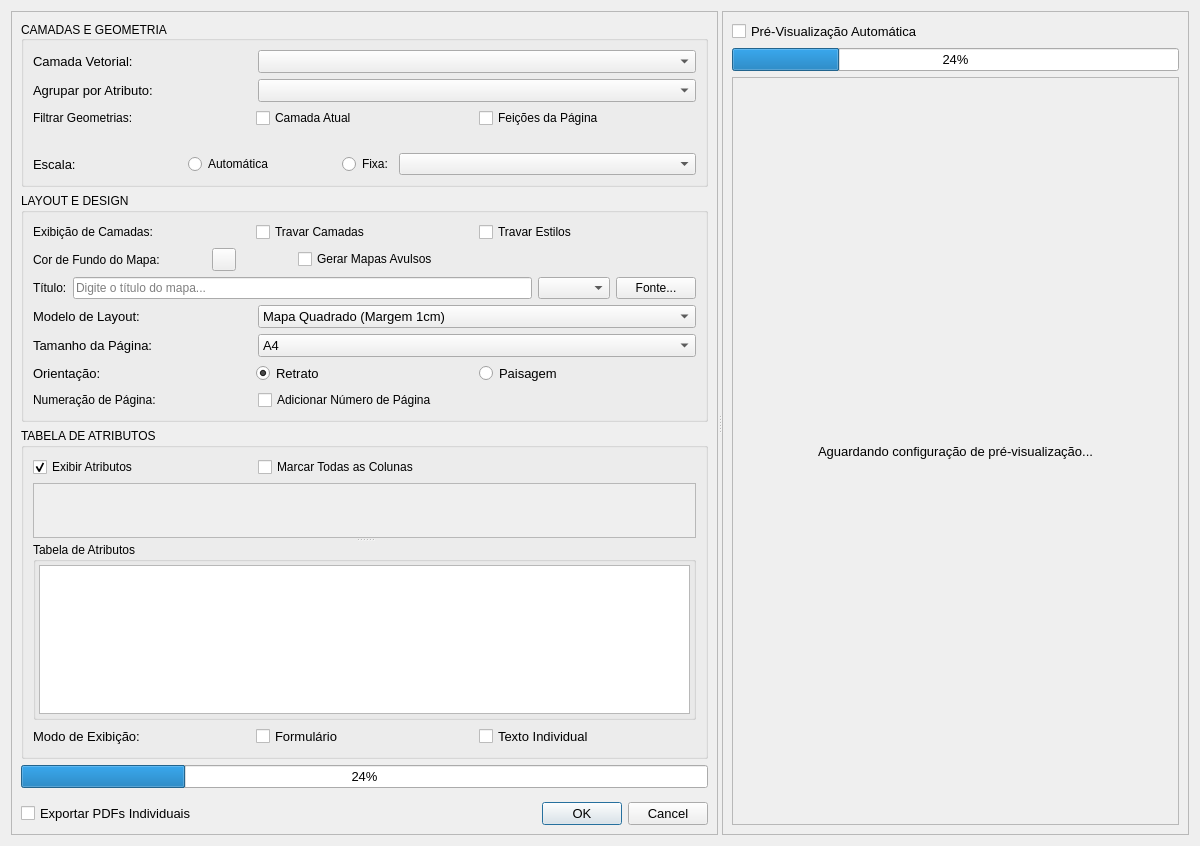
matheusdurso/VectorToMap, file vector_to_map_dialog_base.ui: the form before one commit.
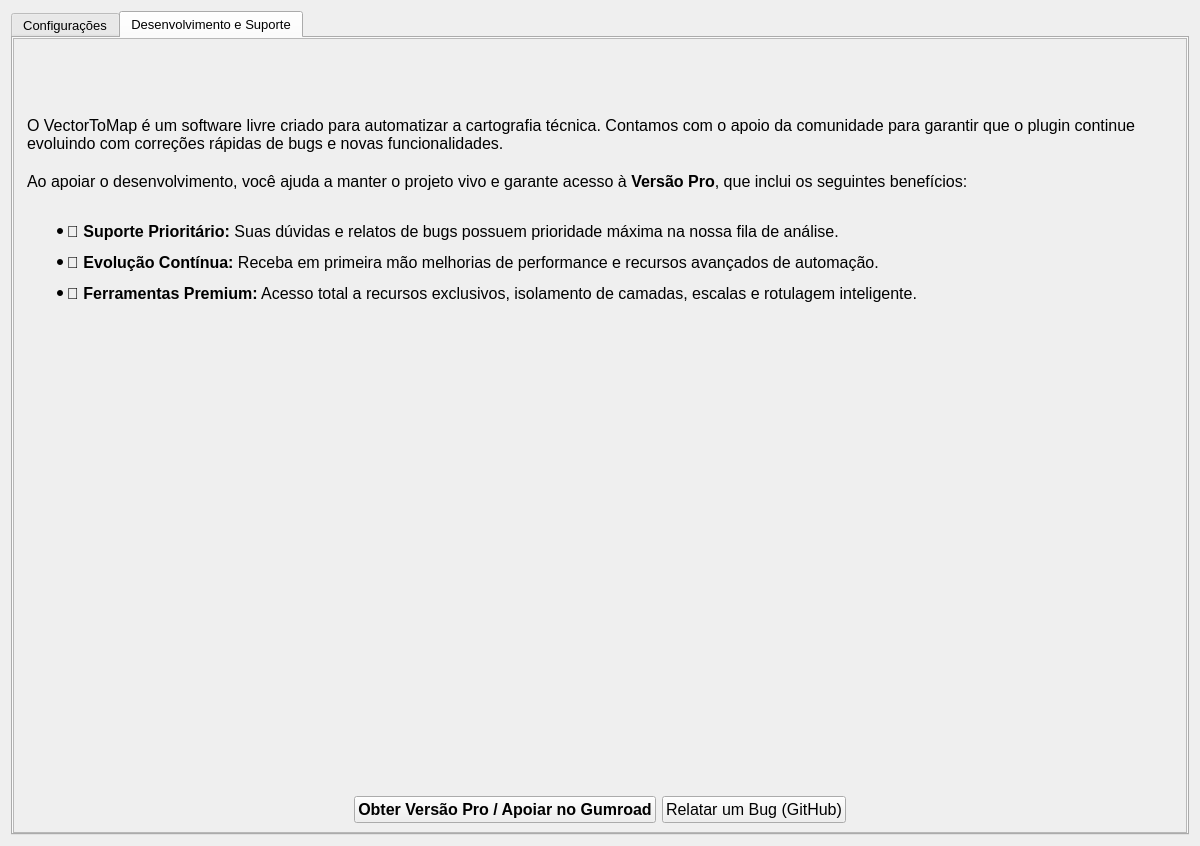
The form after the commit. The open tabs and pages were chosen to show the change. Icons and pictures are not drawn. Custom widgets are drawn as their Qt base class.

The edit to the form file:
```diff
--- a/vector_to_map_dialog_base.ui
+++ b/vector_to_map_dialog_base.ui
@@ -12,8 +12,8 @@
   </property>
   <property name="minimumSize">
    <size>
-    <width>1100</width>
-    <height>730</height>
+    <width>1130</width>
+    <height>700</height>
    </size>
   </property>
   <property name="maximumSize">
@@ -30,7 +30,40 @@
   <property name="windowTitle">
    <string>Dialog</string>
   </property>
-  <layout class="QHBoxLayout" name="horizontalLayout_8">
+  <property name="styleSheet">
+   <string notr="true"/>
+  </property>
+  <layout class="QVBoxLayout" name="verticalLayout_13">
+   <item>
+    <widget class="QTabWidget" name="tabWidget">
+     <property name="font">
+      <font>
+       <pointsize>10</pointsize>
+      </font>
+     </property>
+     <property name="currentIndex">
+      <number>0</number>
+     </property>
+     <widget class="QWidget" name="tab">
+      <attribute name="title">
+       <string>Configurações</string>
+      </attribute>
+      <layout class="QHBoxLayout" name="horizontalLayout_16">
+       <property name="spacing">
+        <number>0</number>
+       </property>
+       <property name="leftMargin">
+        <number>0</number>
+       </property>
+       <property name="topMargin">
+        <number>0</number>
+       </property>
+       <property name="rightMargin">
+        <number>0</number>
+       </property>
+       <property name="bottomMargin">
+        <number>0</number>
+       </property>
    <item>
     <widget class="QSplitter" name="splitter">
      <property name="orientation">
@@ -39,7 +72,7 @@
      <widget class="QScrollArea" name="scrollArea_2">
       <property name="font">
        <font>
-        <pointsize>10</pointsize>
+            <pointsize>9</pointsize>
        </font>
       </property>
       <property name="widgetResizable">
@@ -49,9 +82,9 @@
        <property name="geometry">
         <rect>
          <x>0</x>
-         <y>-42</y>
-         <width>704</width>
-         <height>864</height>
+             <y>-196</y>
+             <width>701</width>
+             <height>984</height>
         </rect>
        </property>
        <layout class="QVBoxLayout" name="verticalLayout_4">
@@ -72,6 +105,18 @@
            <bool>false</bool>
           </property>
           <layout class="QVBoxLayout" name="verticalLayout_7">
+               <property name="leftMargin">
+                <number>8</number>
+               </property>
+               <property name="topMargin">
+                <number>8</number>
+               </property>
+               <property name="rightMargin">
+                <number>8</number>
+               </property>
+               <property name="bottomMargin">
+                <number>4</number>
+               </property>
            <item>
             <layout class="QHBoxLayout" name="horizontalLayout_9" stretch="1,2">
              <property name="topMargin">
@@ -255,6 +300,18 @@
            <bool>false</bool>
           </property>
           <layout class="QVBoxLayout" name="verticalLayout_8">
+               <property name="leftMargin">
+                <number>8</number>
+               </property>
+               <property name="topMargin">
+                <number>8</number>
+               </property>
+               <property name="rightMargin">
+                <number>8</number>
+               </property>
+               <property name="bottomMargin">
+                <number>4</number>
+               </property>
            <item>
             <layout class="QHBoxLayout" name="horizontalLayout_11">
              <property name="topMargin">
@@ -290,7 +347,7 @@
             </layout>
            </item>
            <item>
-            <layout class="QHBoxLayout" name="horizontalLayout_14" stretch="0,0,0,0,1">
+                <layout class="QHBoxLayout" name="horizontalLayout_14" stretch="0,0,0">
              <property name="spacing">
               <number>7</number>
              </property>
@@ -310,21 +367,14 @@
                </property>
               </widget>
              </item>
-             <item>
-              <spacer name="horizontalSpacer_2">
-               <property name="orientation">
-                <enum>Qt::Horizontal</enum>
-               </property>
-               <property name="sizeHint" stdset="0">
-                <size>
-                 <width>45</width>
-                 <height>20</height>
-                </size>
-               </property>
-              </spacer>
-             </item>
              <item>
               <widget class="QgsColorButton" name="btn_cor_fundo">
+                   <property name="minimumSize">
+                    <size>
+                     <width>60</width>
+                     <height>16</height>
+                    </size>
+                   </property>
                <property name="toolTip">
                 <string>Selecione a cor e transparência do fundo do item de mapa.</string>
                </property>
@@ -337,22 +387,12 @@
                </property>
                <property name="sizeHint" stdset="0">
                 <size>
-                 <width>55</width>
+                     <width>40</width>
                  <height>20</height>
                 </size>
                </property>
               </spacer>
              </item>
-             <item>
-              <widget class="QCheckBox" name="chk_apenas_mapa">
-               <property name="toolTip">
-                <string>Cria layouts apenas com a área do item de mapa.</string>
-               </property>
-               <property name="text">
-                <string>Gerar Mapas Avulsos</string>
-               </property>
-              </widget>
-             </item>
             </layout>
            </item>
            <item>
@@ -402,7 +442,7 @@
               <widget class="QLabel" name="label">
                <property name="font">
                 <font>
-                 <pointsize>10</pointsize>
+                     <pointsize>9</pointsize>
                 </font>
                </property>
                <property name="text">
@@ -414,7 +454,7 @@
               <widget class="QComboBox" name="combo_presets">
                <property name="font">
                 <font>
-                 <pointsize>10</pointsize>
+                     <pointsize>9</pointsize>
                 </font>
                </property>
                <property name="toolTip">
@@ -443,7 +483,7 @@
               <widget class="QLabel" name="label_7">
                <property name="font">
                 <font>
-                 <pointsize>10</pointsize>
+                     <pointsize>9</pointsize>
                 </font>
                </property>
                <property name="text">
@@ -455,7 +495,7 @@
               <widget class="QComboBox" name="combo_tamanho_pagina">
                <property name="font">
                 <font>
-                 <pointsize>10</pointsize>
+                     <pointsize>9</pointsize>
                 </font>
                </property>
                <property name="toolTip">
@@ -502,7 +542,7 @@
               <widget class="QLabel" name="label_2">
                <property name="font">
                 <font>
-                 <pointsize>10</pointsize>
+                     <pointsize>9</pointsize>
                 </font>
                </property>
                <property name="text">
@@ -514,7 +554,7 @@
               <widget class="QRadioButton" name="rb_retrato">
                <property name="font">
                 <font>
-                 <pointsize>10</pointsize>
+                     <pointsize>9</pointsize>
                 </font>
                </property>
                <property name="toolTip">
@@ -532,7 +572,7 @@
               <widget class="QRadioButton" name="rb_paisagem">
                <property name="font">
                 <font>
-                 <pointsize>10</pointsize>
+                     <pointsize>9</pointsize>
                 </font>
                </property>
                <property name="toolTip">
@@ -597,6 +637,18 @@
            <string>TABELA DE ATRIBUTOS</string>
           </property>
           <layout class="QVBoxLayout" name="verticalLayout_9">
+               <property name="leftMargin">
+                <number>8</number>
+               </property>
+               <property name="topMargin">
+                <number>8</number>
+               </property>
+               <property name="rightMargin">
+                <number>8</number>
+               </property>
+               <property name="bottomMargin">
+                <number>4</number>
+               </property>
            <item>
             <layout class="QHBoxLayout" name="horizontalLayout_12" stretch="1,2">
              <property name="topMargin">
@@ -760,7 +812,7 @@
                  <property name="minimumSize">
                   <size>
                    <width>0</width>
-                   <height>0</height>
+                       <height>65</height>
                   </size>
                  </property>
                  <property name="toolTip">
@@ -831,6 +883,29 @@
          </widget>
         </item>
         <item>
+             <widget class="QGroupBox" name="groupBox_4">
+              <property name="font">
+               <font>
+                <pointsize>9</pointsize>
+               </font>
+              </property>
+              <property name="title">
+               <string>LAYOUT DE IMPRESSÃO E EXPORTAÇÃO</string>
+              </property>
+              <layout class="QVBoxLayout" name="verticalLayout_10">
+               <property name="leftMargin">
+                <number>8</number>
+               </property>
+               <property name="topMargin">
+                <number>8</number>
+               </property>
+               <property name="rightMargin">
+                <number>8</number>
+               </property>
+               <property name="bottomMargin">
+                <number>4</number>
+               </property>
+               <item>
          <widget class="QProgressBar" name="progressBar">
           <property name="value">
            <number>24</number>
@@ -846,7 +921,33 @@
         <item>
          <layout class="QHBoxLayout" name="horizontalLayout_7">
           <property name="topMargin">
-           <number>8</number>
+                  <number>0</number>
+                 </property>
+                 <item>
+                  <widget class="QCommandLinkButton" name="pushButton_ir_suporte">
+                   <property name="accessibleDescription">
+                    <string/>
+                   </property>
+                   <property name="text">
+                    <string>Apoiar Desenvolvimento</string>
+                   </property>
+                   <property name="description">
+                    <string>Ganhe acesso antecipado a recursos exclusivos.</string>
+                   </property>
+                  </widget>
+                 </item>
+                 <item>
+                  <layout class="QVBoxLayout" name="verticalLayout_15">
+                   <property name="spacing">
+                    <number>7</number>
+                   </property>
+                   <property name="leftMargin">
+                    <number>0</number>
+                   </property>
+                   <item>
+                    <layout class="QHBoxLayout" name="horizontalLayout_15">
+                     <property name="topMargin">
+                      <number>0</number>
           </property>
           <item>
            <widget class="QCheckBox" name="chk_export_individual">
@@ -862,6 +963,18 @@
            </widget>
           </item>
           <item>
+                      <widget class="QCheckBox" name="chk_apenas_mapa">
+                       <property name="toolTip">
+                        <string>Cria layouts apenas com a área do item de mapa.</string>
+                       </property>
+                       <property name="text">
+                        <string>Gerar Mapas Avulsos</string>
+                       </property>
+                      </widget>
+                     </item>
+                    </layout>
+                   </item>
+                   <item>
            <widget class="QDialogButtonBox" name="button_box">
             <property name="orientation">
              <enum>Qt::Horizontal</enum>
@@ -874,6 +987,11 @@
          </layout>
         </item>
        </layout>
+               </item>
+              </layout>
+             </widget>
+            </item>
+           </layout>
       </widget>
      </widget>
      <widget class="QScrollArea" name="scrollArea_3">
@@ -893,8 +1011,8 @@
         <rect>
          <x>0</x>
          <y>0</y>
-         <width>443</width>
-         <height>822</height>
+             <width>440</width>
+             <height>788</height>
         </rect>
        </property>
        <layout class="QVBoxLayout" name="verticalLayout_3">
@@ -957,6 +1075,186 @@
         </item>
        </layout>
       </widget>
+         </widget>
+        </widget>
+       </item>
+      </layout>
+     </widget>
+     <widget class="QWidget" name="tab_2">
+      <property name="font">
+       <font>
+        <pointsize>12</pointsize>
+       </font>
+      </property>
+      <attribute name="title">
+       <string>Desenvolvimento e Suporte</string>
+      </attribute>
+      <layout class="QHBoxLayout" name="horizontalLayout_8">
+       <property name="spacing">
+        <number>0</number>
+       </property>
+       <property name="leftMargin">
+        <number>0</number>
+       </property>
+       <property name="topMargin">
+        <number>0</number>
+       </property>
+       <property name="rightMargin">
+        <number>0</number>
+       </property>
+       <property name="bottomMargin">
+        <number>0</number>
+       </property>
+       <item>
+        <widget class="QScrollArea" name="scrollArea_4">
+         <property name="widgetResizable">
+          <bool>true</bool>
+         </property>
+         <widget class="QWidget" name="scrollAreaWidgetContents_4">
+          <property name="geometry">
+           <rect>
+            <x>0</x>
+            <y>0</y>
+            <width>1170</width>
+            <height>788</height>
+           </rect>
+          </property>
+          <layout class="QVBoxLayout" name="verticalLayout_12">
+           <item>
+            <layout class="QHBoxLayout" name="horizontalLayout_19">
+             <property name="topMargin">
+              <number>25</number>
+             </property>
+             <property name="bottomMargin">
+              <number>15</number>
+             </property>
+             <item>
+              <widget class="QLabel" name="label_12">
+               <property name="maximumSize">
+                <size>
+                 <width>96</width>
+                 <height>96</height>
+                </size>
+               </property>
+               <property name="layoutDirection">
+                <enum>Qt::LeftToRight</enum>
+               </property>
+               <property name="text">
+                <string/>
+               </property>
+               <property name="pixmap">
+                <pixmap>icon.png</pixmap>
+               </property>
+               <property name="scaledContents">
+                <bool>true</bool>
+               </property>
+               <property name="alignment">
+                <set>Qt::AlignCenter</set>
+               </property>
+              </widget>
+             </item>
+            </layout>
+           </item>
+           <item>
+            <widget class="QTextBrowser" name="textBrowser">
+             <property name="font">
+              <font>
+               <pointsize>12</pointsize>
+              </font>
+             </property>
+             <property name="styleSheet">
+              <string notr="true">background-color: transparent;
+border: none;</string>
+             </property>
+             <property name="frameShape">
+              <enum>QFrame::NoFrame</enum>
+             </property>
+             <property name="html">
+              <string>&lt;!DOCTYPE HTML PUBLIC &quot;-//W3C//DTD HTML 4.0//EN&quot; &quot;http://www.w3.org/TR/REC-html40/strict.dtd&quot;&gt;
+&lt;html&gt;&lt;head&gt;&lt;meta name=&quot;qrichtext&quot; content=&quot;1&quot; /&gt;&lt;style type=&quot;text/css&quot;&gt;
+p, li { white-space: pre-wrap; }
+&lt;/style&gt;&lt;/head&gt;&lt;body style=&quot; font-family:'MS Shell Dlg 2'; font-size:12pt; font-weight:400; font-style:normal;&quot;&gt;
+&lt;p style=&quot; margin-top:0px; margin-bottom:0px; margin-left:0px; margin-right:0px; -qt-block-indent:0; text-indent:0px;&quot;&gt;O VectorToMap é um software livre criado para automatizar a cartografia técnica. Contamos com o apoio da comunidade para garantir que o plugin continue evoluindo com correções rápidas de bugs e novas funcionalidades. &lt;/p&gt;
+&lt;p style=&quot;-qt-paragraph-type:empty; margin-top:0px; margin-bottom:0px; margin-left:0px; margin-right:0px; -qt-block-indent:0; text-indent:0px;&quot;&gt;&lt;br /&gt;&lt;/p&gt;
+&lt;p style=&quot; margin-top:0px; margin-bottom:0px; margin-left:0px; margin-right:0px; -qt-block-indent:0; text-indent:0px;&quot;&gt;Ao apoiar o desenvolvimento, você ajuda a manter o projeto vivo e garante acesso à &lt;span style=&quot; font-weight:600;&quot;&gt;Versão Pro&lt;/span&gt;, que inclui os seguintes benefícios:&lt;/p&gt;
+&lt;p style=&quot;-qt-paragraph-type:empty; margin-top:0px; margin-bottom:0px; margin-left:0px; margin-right:0px; -qt-block-indent:0; text-indent:0px;&quot;&gt;&lt;br /&gt;&lt;/p&gt;
+&lt;ul style=&quot;margin-top: 0px; margin-bottom: 0px; margin-left: 0px; margin-right: 0px; -qt-list-indent: 1;&quot;&gt;&lt;li style=&quot;&quot; style=&quot; margin-top:12px; margin-bottom:12px; margin-left:0px; margin-right:0px; -qt-block-indent:0; text-indent:0px;&quot;&gt;💎 &lt;span style=&quot; font-weight:600;&quot;&gt;Suporte Prioritário:&lt;/span&gt; Suas dúvidas e relatos de bugs possuem prioridade máxima na nossa fila de análise.&lt;/li&gt;
+&lt;li style=&quot;&quot; style=&quot; margin-top:12px; margin-bottom:12px; margin-left:0px; margin-right:0px; -qt-block-indent:0; text-indent:0px;&quot;&gt;🚀 &lt;span style=&quot; font-weight:600;&quot;&gt;Evolução Contínua:&lt;/span&gt; Receba em primeira mão melhorias de performance e recursos avançados de automação.&lt;/li&gt;
+&lt;li style=&quot;&quot; style=&quot; margin-top:12px; margin-bottom:12px; margin-left:0px; margin-right:0px; -qt-block-indent:0; text-indent:0px;&quot;&gt;📑 &lt;span style=&quot; font-weight:600;&quot;&gt;Ferramentas Premium:&lt;/span&gt; Acesso total a recursos exclusivos, isolamento de camadas, escalas e rotulagem inteligente.&lt;/li&gt;&lt;/ul&gt;&lt;/body&gt;&lt;/html&gt;</string>
+             </property>
+             <property name="tabStopWidth">
+              <number>80</number>
+             </property>
+             <property name="openExternalLinks">
+              <bool>false</bool>
+             </property>
+            </widget>
+           </item>
+           <item>
+            <layout class="QHBoxLayout" name="horizontalLayout_17">
+             <property name="topMargin">
+              <number>0</number>
+             </property>
+             <item>
+              <spacer name="horizontalSpacer_4">
+               <property name="orientation">
+                <enum>Qt::Horizontal</enum>
+               </property>
+               <property name="sizeHint" stdset="0">
+                <size>
+                 <width>40</width>
+                 <height>20</height>
+                </size>
+               </property>
+              </spacer>
+             </item>
+             <item>
+              <widget class="QPushButton" name="pushButton_apoiar">
+               <property name="font">
+                <font>
+                 <pointsize>12</pointsize>
+                 <weight>75</weight>
+                 <bold>true</bold>
+                </font>
+               </property>
+               <property name="text">
+                <string>Obter Versão Pro / Apoiar no Gumroad</string>
+               </property>
+              </widget>
+             </item>
+             <item>
+              <widget class="QPushButton" name="pushButton_bugreport">
+               <property name="sizePolicy">
+                <sizepolicy hsizetype="Minimum" vsizetype="Fixed">
+                 <horstretch>0</horstretch>
+                 <verstretch>0</verstretch>
+                </sizepolicy>
+               </property>
+               <property name="text">
+                <string>Relatar um Bug (GitHub)</string>
+               </property>
+              </widget>
+             </item>
+             <item>
+              <spacer name="horizontalSpacer_3">
+               <property name="orientation">
+                <enum>Qt::Horizontal</enum>
+               </property>
+               <property name="sizeHint" stdset="0">
+                <size>
+                 <width>40</width>
+                 <height>20</height>
+                </size>
+               </property>
+              </spacer>
+             </item>
+            </layout>
+           </item>
+          </layout>
+         </widget>
+        </widget>
+       </item>
+      </layout>
      </widget>
     </widget>
    </item>
```
Left out of the diff: 2 changed lines with no effect on the pictures. Lines whose indentation alone changed are shown as unchanged.
